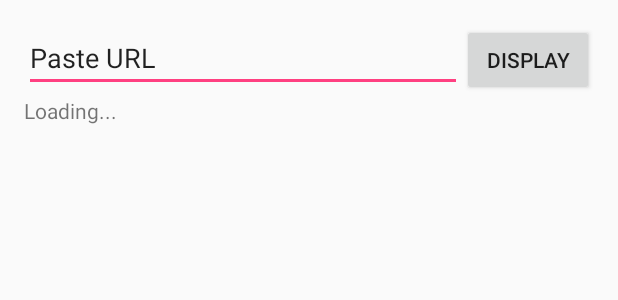
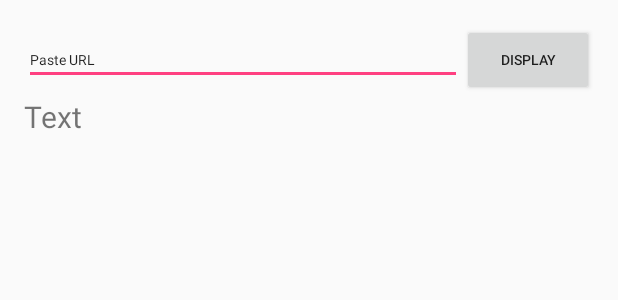
Before and after one commit to vackosar/youtube-reader, an Android app: the layout activity_main.xml on its own in the app's theme, with its tools: preview values and no code run, on a phone screen of 412 x 824 dp. Shown: the top 300 px of the screen. Run offline under Robolectric (Android 15) with nearby library versions, the phone set to English and light mode, and no system bars; network calls fail.

Commit message:
Fix style.

```diff
--- a/app/src/main/AndroidManifest.xml
+++ b/app/src/main/AndroidManifest.xml
@@ -9,10 +9,11 @@
         android:label="@string/app_name"
         android:supportsRtl="true"
         android:theme="@style/AppTheme">
-        <activity android:name=".MainActivity">
+        <activity android:name=".MainActivity"
+            android:windowSoftInputMode="stateHidden"
+            >
             <intent-filter>
                 <action android:name="android.intent.action.MAIN" />
-
                 <category android:name="android.intent.category.LAUNCHER" />
             </intent-filter>
             <intent-filter android:autoVerify="true">
--- a/app/src/main/java/com/vackosar/ytcapsdowner/MainActivity.java
+++ b/app/src/main/java/com/vackosar/ytcapsdowner/MainActivity.java
@@ -14,6 +14,7 @@ public class MainActivity extends AppCompatActivity implements Button.OnClickLis
     protected void onCreate(Bundle savedInstanceState) {
         super.onCreate(savedInstanceState);
         setContentView(R.layout.activity_main);
+
         final EditText editText = (EditText) getWindow().findViewById(R.id.url);
         editText.setText("");
         final Button button = (Button) getWindow().findViewById(R.id.displayButton);
--- a/app/src/main/res/layout/activity_main.xml
+++ b/app/src/main/res/layout/activity_main.xml
@@ -21,12 +21,15 @@
             android:layout_width="wrap_content"
             android:layout_height="wrap_content"
             android:layout_weight="1"
-            android:text="Paste URL" />
+            android:text="Paste URL"
+            android:textSize="9dp" />
         <Button
             android:id="@+id/displayButton"
             android:layout_width="wrap_content"
             android:layout_height="wrap_content"
+            android:layout_weight="0"
             android:text="Display"
+            android:textSize="9dp"
             />
     </LinearLayout>
 
@@ -43,7 +46,8 @@
             android:layout_width="fill_parent"
             android:layout_height="fill_parent"
             android:scrollbars = "vertical"
-            android:maxLines = "999"
-            android:text="Loading..." />
+            android:text="Text"
+            android:textSize="20dp"
+            />
     </ScrollView>
 </LinearLayout>
--- a/app/src/main/res/values/styles.xml
+++ b/app/src/main/res/values/styles.xml
@@ -1,7 +1,7 @@
 <resources>
 
     <!-- Base application theme. -->
-    <style name="AppTheme" parent="Theme.AppCompat.Light.DarkActionBar">
+    <style name="AppTheme" parent="Theme.AppCompat.Light.NoActionBar">
         <!-- Customize your theme here. -->
         <item name="colorPrimary">@color/colorPrimary</item>
         <item name="colorPrimaryDark">@color/colorPrimaryDark</item>
```
